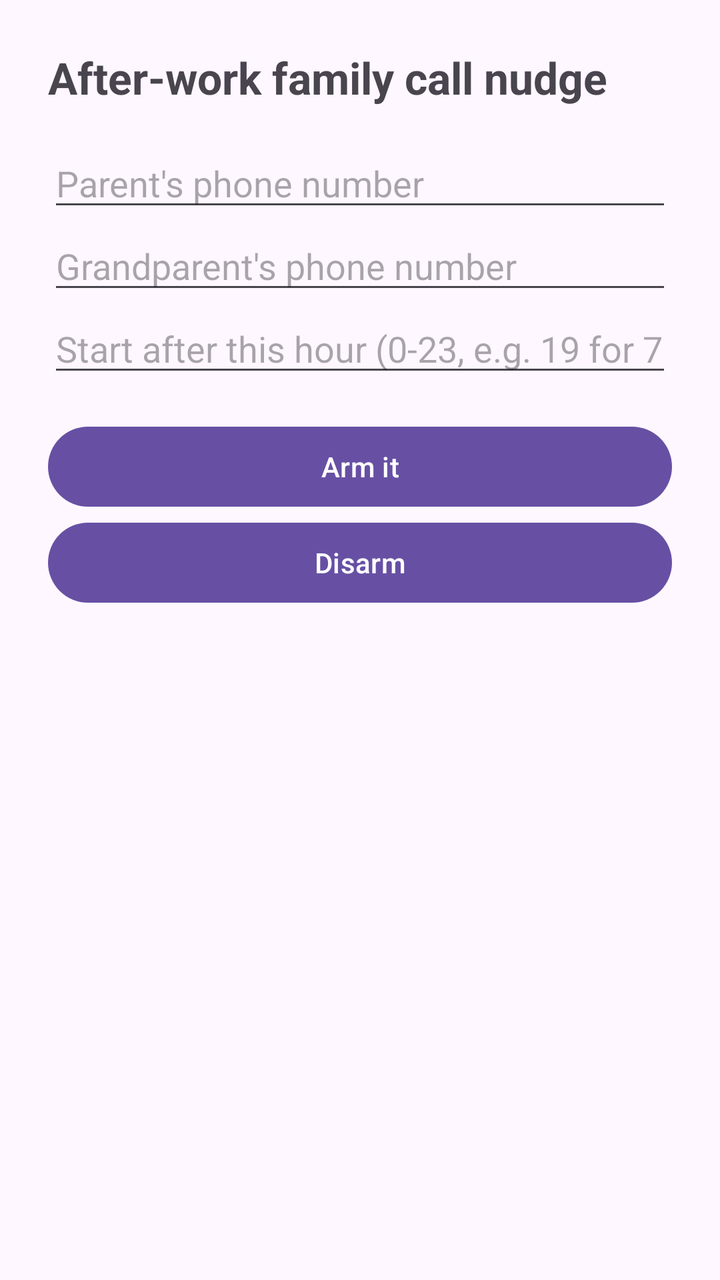
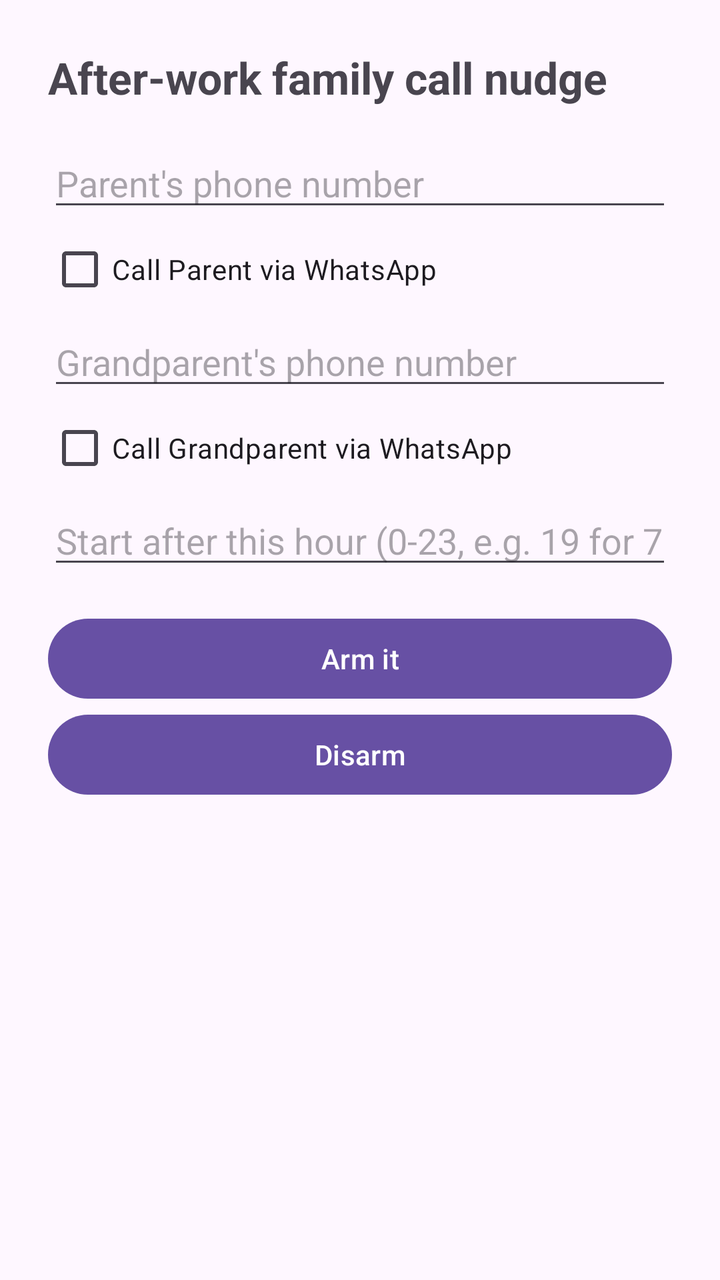

Compare the two renders of this Android layout. The source of the first and the diff that turns it into the second are given below.
<!-- AndroidManifest.xml: application theme Theme.Material3.DayNight -->
<!-- res/layout/activity_main.xml -->
<?xml version="1.0" encoding="utf-8"?>
<LinearLayout xmlns:android="http://schemas.android.com/apk/res/android"
    android:layout_width="match_parent"
    android:layout_height="match_parent"
    android:orientation="vertical"
    android:padding="24dp">

    <TextView
        android:layout_width="wrap_content"
        android:layout_height="wrap_content"
        android:text="After-work family call nudge"
        android:textSize="22sp"
        android:textStyle="bold"
        android:paddingBottom="16dp" />

    <EditText
        android:id="@+id/parentNum"
        android:layout_width="match_parent"
        android:layout_height="wrap_content"
        android:hint="Parent's phone number"
        android:inputType="phone" />

    <EditText
        android:id="@+id/grandNum"
        android:layout_width="match_parent"
        android:layout_height="wrap_content"
        android:hint="Grandparent's phone number"
        android:inputType="phone" />

    <EditText
        android:id="@+id/hour"
        android:layout_width="match_parent"
        android:layout_height="wrap_content"
        android:hint="Start after this hour (0-23, e.g. 19 for 7pm)"
        android:inputType="number" />

    <Button
        android:id="@+id/arm"
        android:layout_width="match_parent"
        android:layout_height="wrap_content"
        android:layout_marginTop="16dp"
        android:text="Arm it" />

    <Button
        android:id="@+id/disarm"
        android:layout_width="match_parent"
        android:layout_height="wrap_content"
        android:text="Disarm" />

    <TextView
        android:id="@+id/status"
        android:layout_width="match_parent"
        android:layout_height="wrap_content"
        android:layout_marginTop="24dp"
        android:textSize="16sp" />
</LinearLayout>
<!-- resources referenced by this layout -->
<resources>

</resources>

<!-- the commit's change to res/layout/activity_main.xml (unified diff, before → after) -->
@@ -20,12 +20,24 @@
         android:hint="Parent's phone number"
         android:inputType="phone" />
 
+    <CheckBox
+        android:id="@+id/parentWA"
+        android:layout_width="wrap_content"
+        android:layout_height="wrap_content"
+        android:text="Call Parent via WhatsApp" />
+
     <EditText
         android:id="@+id/grandNum"
         android:layout_width="match_parent"
         android:layout_height="wrap_content"
         android:hint="Grandparent's phone number"
         android:inputType="phone" />
+
+    <CheckBox
+        android:id="@+id/grandWA"
+        android:layout_width="wrap_content"
+        android:layout_height="wrap_content"
+        android:text="Call Grandparent via WhatsApp" />
 
     <EditText
         android:id="@+id/hour"
